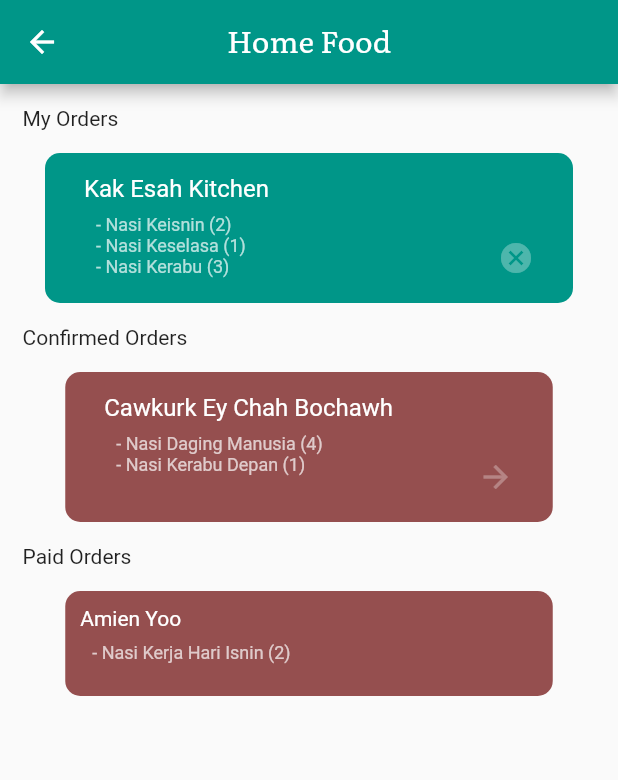
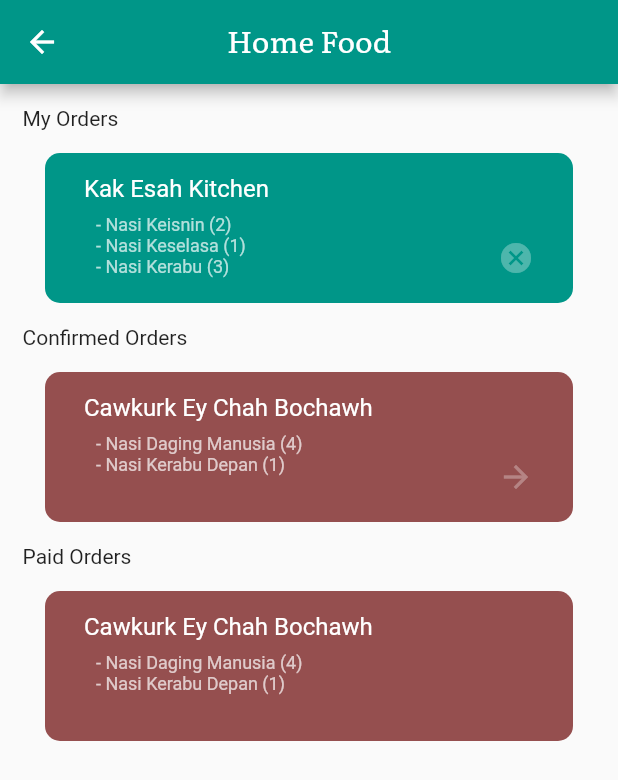
Before and after one commit to ezhamkarim/iw-ecommerce, a Flutter app: the MyOrdersPage screen opened directly, on a phone screen of 412 x 824 dp. Shown: the top 780 px of the screen. Run offline on Flutter 3.47's test engine with Material 2 defaults, Android fonts, the phone set to English and light mode, and no system bars; our stand-ins replace cloud_firestore, firebase_auth, google_sign_in, rxdart; missing offline and left inert: flutter_auth_buttons; accounts and stored records are empty.

Commit message:
hi commit

```diff
--- a/lib/checkout.dart
+++ b/lib/checkout.dart
@@ -113,9 +113,7 @@ class MyCheckout extends StatelessWidget {
                       RaisedButton(
                         padding: const EdgeInsets.all(8.0),
                         onPressed: () {
-                          Navigator.push(context, MaterialPageRoute(
-                            builder: (context)=> MyOrderVerification()
-                          ));
+
                         },
                         color: Colors.teal,
                         textColor: Colors.white,
--- a/lib/my_order.dart
+++ b/lib/my_order.dart
@@ -1,5 +1,6 @@
 import 'package:flutter/material.dart';
 import 'package:flutter/widgets.dart';
+import 'package:sign_in_flutter/orderverification.dart';
 
 class MyOrdersPage extends StatefulWidget {
   @override
@@ -104,7 +105,7 @@ class _MyOrdersPageState extends State<MyOrdersPage> {
                   ),
                   margin: EdgeInsets.all(15.0),
                   height: 100.0,
-                  width: 325,
+
                   child: Container(
                     padding: EdgeInsets.all(10.0),
                     child: ListTile(
@@ -140,7 +141,11 @@ class _MyOrdersPageState extends State<MyOrdersPage> {
                         crossAxisAlignment: CrossAxisAlignment.end,
                         children: <Widget>[
                           InkWell(
-                            onTap: () {},
+                            onTap: () {
+                              Navigator.push(context, MaterialPageRoute(
+                            builder: (context)=> MyOrderVerification()
+                          ));
+                            },
                             child: Icon(
                               Icons.arrow_forward,
                               color: Colors.white30,
@@ -161,15 +166,16 @@ class _MyOrdersPageState extends State<MyOrdersPage> {
                     borderRadius: new BorderRadius.all(Radius.circular(10.0)),
                   ),
                   margin: EdgeInsets.all(15.0),
-                  height: 70.0,
-                  width: 325,
+                  height: 100.0,
+
                   child: Container(
                     padding: EdgeInsets.all(10.0),
-                    child: Column(
+                    child: ListTile(
+                      title: Column(
                         crossAxisAlignment: CrossAxisAlignment.start,
                         children: <Widget>[
                           Text(
-                          'Amien Yoo',
+                            'Cawkurk Ey Chah Bochawh',
                             style: TextStyle(
                               color: Colors.white,
                             ),
@@ -180,13 +186,19 @@ class _MyOrdersPageState extends State<MyOrdersPage> {
                               crossAxisAlignment: CrossAxisAlignment.start,
                               children: <Widget>[
                                 OrderLists(
-                                prod_name: 'Nasi Kerja Hari Isnin',
-                                prod_quantity: '2',
+                                  prod_name: 'Nasi Daging Manusia',
+                                  prod_quantity: '4',
+                                ),
+                                OrderLists(
+                                  prod_name: 'Nasi Kerabu Depan',
+                                  prod_quantity: '1',
                                 )
                               ],
                             ),
                           ),
                         ],
+                      ),
+
                     ),
                   ),
                 ),
```
Also changed, not shown: lib/add_item.dart (+54 -10 lines), lib/crud.dart (added, +10 -0 lines), lib/home_page.dart (+8 -12 lines). Lines whose indentation alone changed are shown as unchanged.
